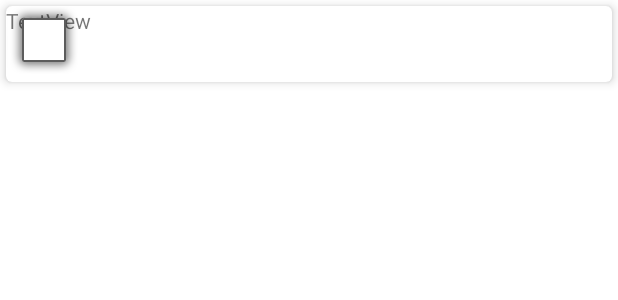
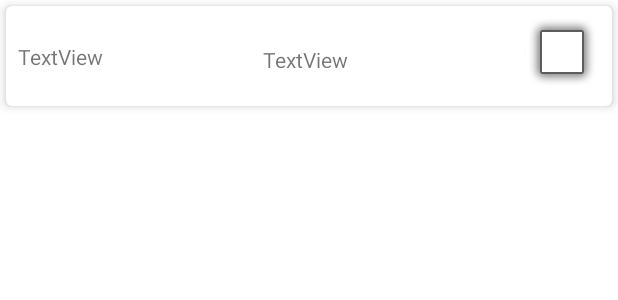
Before and after one commit to Tibo34/AndroidCours, an Android app: the layout pokemon_line_view.xml on its own in the app's theme, with its tools: preview values and no code run, on a phone screen of 412 x 824 dp. Shown: the top 300 px of the screen. Run offline under Robolectric (Android 15) with nearby library versions, the phone set to English and light mode, and no system bars.

Commit message:
modif image

```diff
--- a/pokedexapp-lesson_1/app/src/main/java/edu/pokemon/iut/pokedex/ui/pokemonlist/PokemonAdapter.java
+++ b/pokedexapp-lesson_1/app/src/main/java/edu/pokemon/iut/pokedex/ui/pokemonlist/PokemonAdapter.java
@@ -54,13 +54,14 @@ public class PokemonAdapter extends RecyclerView.Adapter<PokemonAdapter.ViewHold
         Pokemon pokemon = dataSet.get(position);
 
         // TODO 5) RECUPERER VIA LE HOLDER LA TEXTVIEW
-        TextView pokemonName = holder.textView;
+        TextView pokemonId= holder.textViewPokemonId;
+        TextView pokemonName = holder.textViewPokemonName;
         ImageView image=holder.imageView;
 
         // TODO 6) INSERER LE NOM DU POKEMON DANS LA TEXTVIEW
-        String uriSprite=pokemon.getSprites().getFrontDefault();
-
-        pokemonName.setText(pokemon.getId()+" : "+pokemon.getName());
+        String uriSprite=pokemon.getSpritesString();
+        pokemonId.setText(pokemon.getId());
+        pokemonName.setText(pokemon.getName());
         Glide.with(context).load(uriSprite).into(image);
     }
 
@@ -88,12 +89,14 @@ public class PokemonAdapter extends RecyclerView.Adapter<PokemonAdapter.ViewHold
     public static class ViewHolder extends RecyclerView.ViewHolder {
         //TODO 3) DECLARER ICI UNE VARIABLE POUR LA TEXTVIEW
 
-        TextView textView;
+        TextView textViewPokemonName;
+        TextView textViewPokemonId;
         ImageView imageView;
         ViewHolder(View v) {
             super(v);
             //TODO 4) RECUPERER ICI UNE INSTANCE DE LA TEXTVIEW ET LA SAUVEGARGER DANS LA VARIABLE
-            textView=v.findViewById(R.id.pokemon_name);
+            textViewPokemonName=v.findViewById(R.id.pokemon_name);
+            textViewPokemonId=v.findViewById(R.id.pokemon_id);
             imageView=v.findViewById(R.id.pokemon_Image);
         }
     }
--- a/pokedexapp-lesson_1/app/src/main/res/layout/pokemon_line_view.xml
+++ b/pokedexapp-lesson_1/app/src/main/res/layout/pokemon_line_view.xml
@@ -11,16 +11,48 @@
 
     <!-- TODO 2) AJOUTER UNE TEXTVIEW ICI POUR AFFICHER LE NOM DU POKEMON -->
 
-    <TextView
-        android:id="@+id/pokemon_name"
-        android:layout_width="wrap_content"
-        android:layout_height="wrap_content"
-        android:text="TextView" />
 
-    <ImageView
-        android:id="@+id/pokemon_Image"
-        android:layout_width="wrap_content"
-        android:layout_height="wrap_content"
-        card_view:srcCompat="@android:drawable/alert_light_frame" />
+    <android.support.constraint.ConstraintLayout
+        android:layout_width="match_parent"
+        android:layout_height="match_parent">
+
+        <ImageView
+            android:id="@+id/pokemon_Image"
+            android:layout_width="wrap_content"
+            android:layout_height="wrap_content"
+            android:layout_marginBottom="8dp"
+            android:layout_marginEnd="8dp"
+            android:layout_marginTop="8dp"
+            app:layout_constraintBottom_toBottomOf="parent"
+            app:layout_constraintEnd_toEndOf="parent"
+            app:layout_constraintTop_toTopOf="parent"
+            card_view:srcCompat="@android:drawable/alert_light_frame" />
+
+        <TextView
+            android:id="@+id/pokemon_name"
+            android:layout_width="61dp"
+            android:layout_height="15dp"
+            android:layout_marginBottom="8dp"
+            android:layout_marginEnd="8dp"
+            android:layout_marginStart="8dp"
+            android:layout_marginTop="8dp"
+            android:text="TextView"
+            app:layout_constraintBottom_toBottomOf="parent"
+            app:layout_constraintEnd_toEndOf="parent"
+            app:layout_constraintStart_toStartOf="parent"
+            app:layout_constraintTop_toTopOf="parent" />
+
+        <TextView
+            android:id="@+id/pokemon_id"
+            android:layout_width="wrap_content"
+            android:layout_height="wrap_content"
+            android:layout_marginBottom="8dp"
+            android:layout_marginStart="8dp"
+            android:layout_marginTop="8dp"
+            android:text="TextView"
+            app:layout_constraintBottom_toBottomOf="parent"
+            app:layout_constraintStart_toStartOf="parent"
+            app:layout_constraintTop_toTopOf="parent" />
+    </android.support.constraint.ConstraintLayout>
 
 </android.support.v7.widget.CardView>
```
